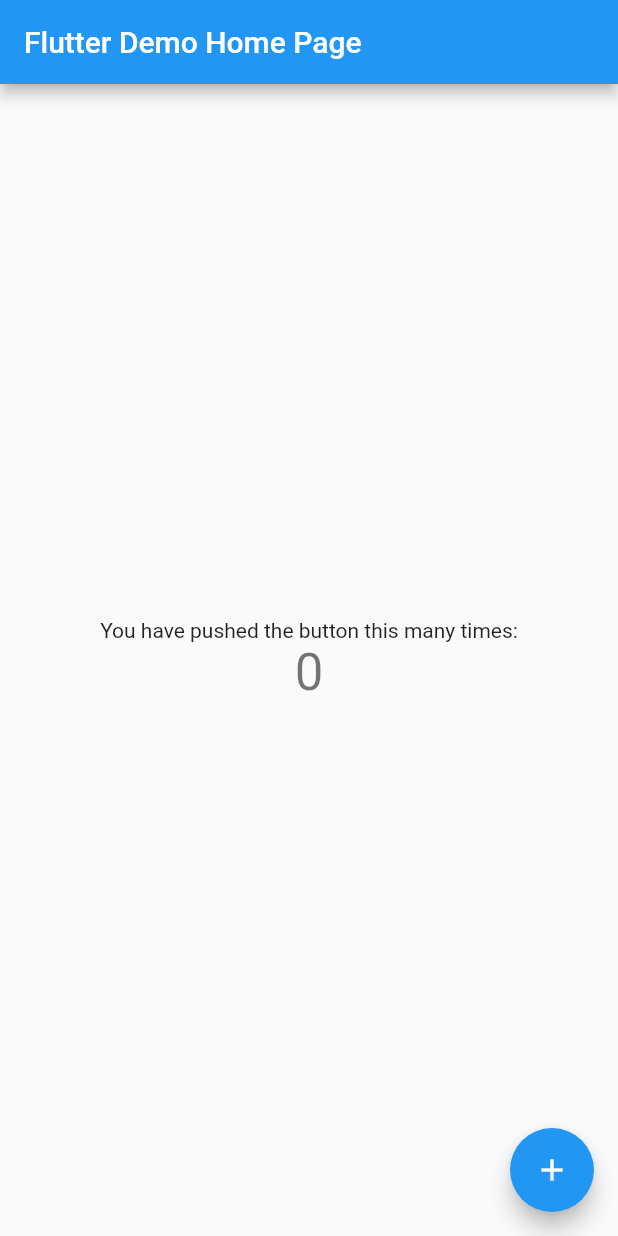
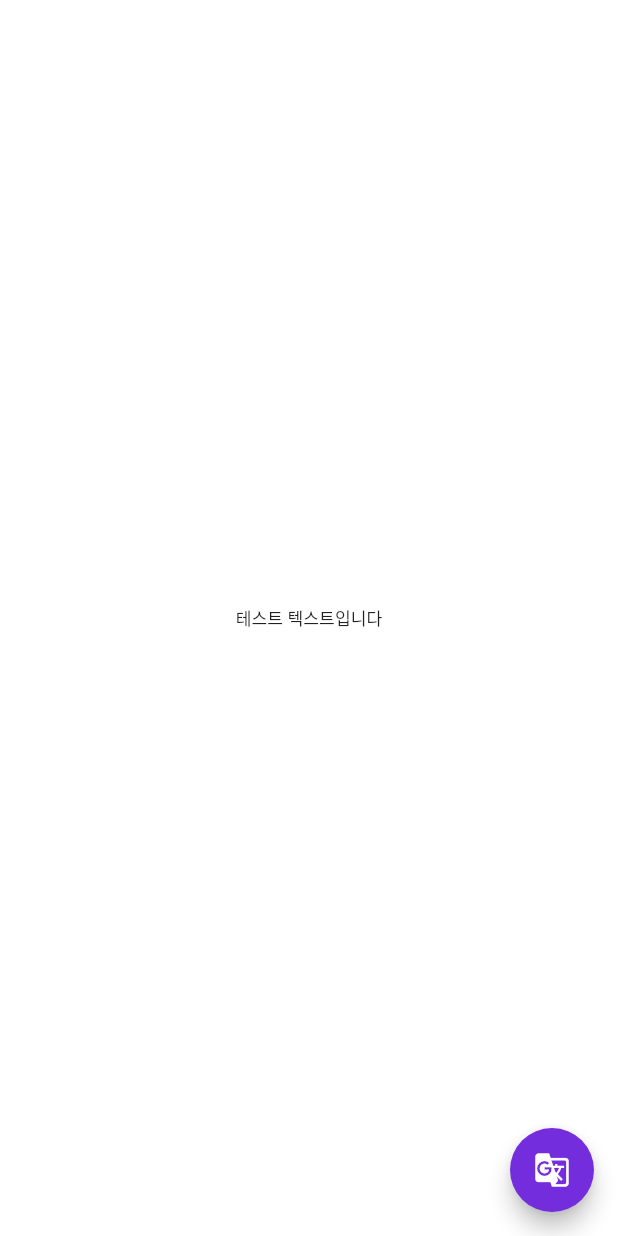
Before and after one commit to GiYeongUM/portfolio_web_flutter, a Flutter app: the screen it shows after launch, on a phone screen of 412 x 824 dp. Run offline on Flutter 3.47's test engine with Material 2 defaults, Android fonts, the phone set to English and light mode, and no system bars; our stand-ins replace flutter_easyloading, flutter_screenutil, get.

Commit message:
[update] 다크모드 및 테마데이터 추가

```diff
--- /dev/null
+++ b/lib/controller/splash_controller.dart
@@ -0,0 +1,6 @@
+
+import 'package:get/get.dart';
+
+class SplashController extends GetxController {
+
+}
--- a/lib/main.dart
+++ b/lib/main.dart
@@ -1,115 +1,40 @@
 import 'package:flutter/material.dart';
+import 'package:flutter_easyloading/flutter_easyloading.dart';
+import 'package:flutter_screenutil/flutter_screenutil.dart';
+import 'package:get/get.dart';
+import 'package:giyeong_um_porfolio_page/page/splash_page.dart';
+import 'package:giyeong_um_porfolio_page/translate.dart';
+
+import 'theme_data.dart';
 
 void main() {
-  runApp(const MyApp());
+  runApp(MyApp());
 }
 
 class MyApp extends StatelessWidget {
-  const MyApp({Key? key}) : super(key: key);
+  MyApp({Key? key}) : super(key: key);
+
+  var translateController = Get.put(TranslateController());
 
   // This widget is the root of your application.
   @override
   Widget build(BuildContext context) {
-    return MaterialApp(
-      title: 'Flutter Demo',
-      theme: ThemeData(
-        // This is the theme of your application.
-        //
-        // Try running your application with "flutter run". You'll see the
-        // application has a blue toolbar. Then, without quitting the app, try
-        // changing the primarySwatch below to Colors.green and then invoke
-        // "hot reload" (press "r" in the console where you ran "flutter run",
-        // or simply save your changes to "hot reload" in a Flutter IDE).
-        // Notice that the counter didn't reset back to zero; the application
-        // is not restarted.
-        primarySwatch: Colors.blue,
+    return ScreenUtilInit(
+      designSize: const Size(360, 690),
+      builder: (context) => GetMaterialApp(
+        title: "엄기영 | 포트폴리오",
+        builder: EasyLoading.init(builder: (context, widget) {
+          return MediaQuery(
+            data: MediaQuery.of(context).copyWith(textScaleFactor: 1.0),
+            child: widget!,
+          );
+        }),
+        theme: Themes.lightTheme,
+        darkTheme: Themes.darkTheme,
+        themeMode: ThemeMode.system,
+        debugShowCheckedModeBanner: false,
+        home: SplashPage(),
       ),
-      home: const MyHomePage(title: 'Flutter Demo Home Page'),
     );
   }
 }
-
-class MyHomePage extends StatefulWidget {
-  const MyHomePage({Key? key, required this.title}) : super(key: key);
-
-  // This widget is the home page of your application. It is stateful, meaning
-  // that it has a State object (defined below) that contains fields that affect
-  // how it looks.
-
-  // This class is the configuration for the state. It holds the values (in this
-  // case the title) provided by the parent (in this case the App widget) and
-  // used by the build method of the State. Fields in a Widget subclass are
-  // always marked "final".
-
-  final String title;
-
-  @override
-  State<MyHomePage> createState() => _MyHomePageState();
-}
-
-class _MyHomePageState extends State<MyHomePage> {
-  int _counter = 0;
-
-  void _incrementCounter() {
-    setState(() {
-      // This call to setState tells the Flutter framework that something has
-      // changed in this State, which causes it to rerun the build method below
-      // so that the display can reflect the updated values. If we changed
-      // _counter without calling setState(), then the build method would not be
-      // called again, and so nothing would appear to happen.
-      _counter++;
-    });
-  }
-
-  @override
-  Widget build(BuildContext context) {
-    // This method is rerun every time setState is called, for instance as done
-    // by the _incrementCounter method above.
-    //
-    // The Flutter framework has been optimized to make rerunning build methods
-    // fast, so that you can just rebuild anything that needs updating rather
-    // than having to individually change instances of widgets.
-    return Scaffold(
-      appBar: AppBar(
-        // Here we take the value from the MyHomePage object that was created by
-        // the App.build method, and use it to set our appbar title.
-        title: Text(widget.title),
-      ),
-      body: Center(
-        // Center is a layout widget. It takes a single child and positions it
-        // in the middle of the parent.
-        child: Column(
-          // Column is also a layout widget. It takes a list of children and
-          // arranges them vertically. By default, it sizes itself to fit its
-          // children horizontally, and tries to be as tall as its parent.
-          //
-          // Invoke "debug painting" (press "p" in the console, choose the
-          // "Toggle Debug Paint" action from the Flutter Inspector in Android
-          // Studio, or the "Toggle Debug Paint" command in Visual Studio Code)
-          // to see the wireframe for each widget.
-          //
-          // Column has various properties to control how it sizes itself and
-          // how it positions its children. Here we use mainAxisAlignment to
-          // center the children vertically; the main axis here is the vertical
-          // axis because Columns are vertical (the cross axis would be
-          // horizontal).
-          mainAxisAlignment: MainAxisAlignment.center,
-          children: <Widget>[
-            const Text(
-              'You have pushed the button this many times:',
-            ),
-            Text(
-              '$_counter',
-              style: Theme.of(context).textTheme.headline4,
-            ),
-          ],
-        ),
-      ),
-      floatingActionButton: FloatingActionButton(
-        onPressed: _incrementCounter,
-        tooltip: 'Increment',
-        child: const Icon(Icons.add),
-      ), // This trailing comma makes auto-formatting nicer for build methods.
-    );
-  }
-}
--- /dev/null
+++ b/lib/page/splash_page.dart
@@ -0,0 +1,37 @@
+import 'package:flutter/material.dart';
+import 'package:get/get.dart';
+import 'package:giyeong_um_porfolio_page/theme_data.dart';
+
+import '../controller/splash_controller.dart';
+import '../translate.dart';
+
+class SplashPage extends StatelessWidget {
+  SplashPage({Key? key}) : super(key: key);
+
+  var splashController = Get.put(SplashController());
+  var translateController = Get.find<TranslateController>();
+
+
+  @override
+  Widget build(BuildContext context) {
+    return Scaffold(
+      body: Container(
+        width: MediaQuery.of(context).size.width,
+        height: MediaQuery.of(context).size.height,
+        child: Column(
+          mainAxisAlignment: MainAxisAlignment.center,
+          children: [
+            Obx(() => Text(testText[translateController.language.value]!.substring(0, 10), style: medium10TextStyle),),
+          ],
+        ),
+      ),
+      floatingActionButton: FloatingActionButton(
+        onPressed: () {
+          translateController.translate();
+        },
+        child: const Icon(Icons.g_translate),
+
+      ),
+    );
+  }
+}
--- /dev/null
+++ b/lib/theme_data.dart
@@ -0,0 +1,138 @@
+import 'package:flutter/material.dart';
+import 'package:flutter/services.dart';
+
+import 'package:flutter_screenutil/flutter_screenutil.dart';
+
+
+// (Theme.of(context).brightness == Brightness.dark? gray_3a3a3aColor: white_efefefColor),
+double _mediumFontSize2x = 15.sp;
+double _mediumFontSize3x = 18.sp;
+double _mediumFontSize4x = 23.sp;
+double _mediumFontSize = 14.sp;
+double _smallFontSize2X = 12.sp;
+double _smallFontSize = 10.sp;
+double _buttonDefaultSize = 16.sp;
+double _largeFontSize2x = 32.sp;
+double _largeFontSize = 25.sp;
+
+
+const TextStyle _defaultTextStyle = TextStyle(fontFamily: 'NotoSans');
+const TextStyle _hanTextStyle = TextStyle(fontFamily: 'BlackHan');
+const _textColorDark = Colors.white;
+const _textColorLight = Colors.black;
+
+
+const gray_3a3a3aColor = Color(0xff3a3a3a); // 다크모드 배경색
+const white_efefefColor = Color(0xffffffff); // 라이트모드 배경색
+const textInput_light = Color(0xfff3f3f3);
+const textInput_dark = Color(0xff676767);
+const disable_color = Color(0xff8d8d8d);
+
+const textInput_border_disable = Color(0xffE0E0E0);
+const textInput_border_disable_dark = Color(0xff828282);
+const textInput_border_enable = Color(0xff9762E6);
+
+const primaryColor = Color(0xff742ddd);
+const secondColor = Color(0xffb6ff90);
+
+Color backGroundColorTheme(context){
+  return Theme.of(context).brightness == Brightness.light ? white_efefefColor : gray_3a3a3aColor;
+}
+
+const kakaoColor = Color(0xffFFE812);
+const naverColor = Color(0xff3BAE37);
+const facebookColor = Color(0xff374C85);
+
+
+
+TextStyle medium24TextStyle = _defaultTextStyle.copyWith(fontSize: _largeFontSize2x, fontWeight: FontWeight.w500);
+TextStyle medium14TextStyle = _defaultTextStyle.copyWith(fontSize: _mediumFontSize, fontWeight: FontWeight.w500);
+TextStyle medium12TextStyle = _defaultTextStyle.copyWith(fontSize: _smallFontSize2X, fontWeight: FontWeight.w500);
+TextStyle medium10TextStyle = _defaultTextStyle.copyWith(fontSize: _smallFontSize, fontWeight: FontWeight.w500);
+
+TextStyle regular14TextStyle = _defaultTextStyle.copyWith(fontSize: _mediumFontSize, fontWeight: FontWeight.w400);
+TextStyle regular12TextStyle = _defaultTextStyle.copyWith(fontSize: _smallFontSize2X, fontWeight: FontWeight.w400);
+TextStyle regular10TextStyle = _defaultTextStyle.copyWith(fontSize: _smallFontSize, fontWeight: FontWeight.w400);
+
+TextStyle nickNameBoldTextStyle = _defaultTextStyle.copyWith(fontSize: _mediumFontSize4x, fontWeight: FontWeight.bold);
+TextStyle tileBoldTextStyle = _defaultTextStyle.copyWith(fontSize: _mediumFontSize2x, fontWeight: FontWeight.bold);
+TextStyle tileBoldTextStyleLarge = _defaultTextStyle.copyWith(fontSize: _mediumFontSize3x, fontWeight: FontWeight.bold);
+TextStyle tileRegularTextStyle = _defaultTextStyle.copyWith(fontSize: _mediumFontSize);
+TextStyle tilePrimaryRegularTextStyle = _defaultTextStyle.copyWith(fontSize: _mediumFontSize, fontWeight: FontWeight.bold, color: primaryColor);
+TextStyle clothesBoldTextStyle = _defaultTextStyle.copyWith(fontSize: _mediumFontSize2x, fontWeight: FontWeight.bold);
+TextStyle clothesRegularTextStyle = _defaultTextStyle.copyWith(fontSize: _mediumFontSize);
+TextStyle clothesPrimaryTextStyle = _defaultTextStyle.copyWith(fontSize: _mediumFontSize2x, fontWeight: FontWeight.bold, color: primaryColor);
+
+
+
+TextStyle buttonPrimaryTextStyle = _defaultTextStyle.copyWith(fontSize: _buttonDefaultSize, fontWeight: FontWeight.bold, color: Colors.white);
+TextStyle buttonTextStyle = _defaultTextStyle.copyWith(fontSize: _buttonDefaultSize, fontWeight: FontWeight.bold);
+TextStyle buttonPrimaryBoldTextStyle = _defaultTextStyle.copyWith(fontSize: _buttonDefaultSize, color: primaryColor, fontWeight: FontWeight.bold);
+TextStyle appBarTextStyle = _defaultTextStyle.copyWith(fontSize: _largeFontSize, fontWeight: FontWeight.bold, color: Colors.white);
+
+TextStyle hanStyleCount = _defaultTextStyle.copyWith(fontSize: _mediumFontSize2x, fontWeight: FontWeight.bold);
+
+TextStyle hanStyleDark = _hanTextStyle.copyWith(fontSize: _largeFontSize, color: _textColorDark);
+TextStyle hanStyleLight = _hanTextStyle.copyWith(fontSize: _largeFontSize,  color: _textColorLight);
+
+class Themes {
+
+  static final darkTheme = ThemeData(
+      brightness: Brightness.dark,
+      primaryColor: primaryColor,
+      floatingActionButtonTheme: const FloatingActionButtonThemeData(
+        backgroundColor: Colors.white,
+        foregroundColor: primaryColor,
+      ),
+      bottomNavigationBarTheme: const BottomNavigationBarThemeData(
+        backgroundColor: gray_3a3a3aColor,
+        selectedIconTheme: IconThemeData(color: Colors.white, opacity: 1),
+        unselectedIconTheme: IconThemeData(
+          color: Colors.white,
+          opacity: 0.5,
+        ),
+      ),
+      appBarTheme: AppBarTheme(
+          backwardsCompatibility: false,
+          systemOverlayStyle:
+              const SystemUiOverlayStyle(statusBarColor: Colors.black),
+          color: Colors.black,
+          shadowColor: Colors.black.withOpacity(0.8),
+          elevation: 5,
+          titleTextStyle: appBarTextStyle,
+          iconTheme: const IconThemeData(
+            color: Colors.white,
+          )),
+      buttonTheme: const ButtonThemeData(
+        buttonColor: primaryColor,
+        disabledColor: Colors.grey,
+      ));
+  static final lightTheme = ThemeData(
+      brightness: Brightness.light,
+      primaryColor: primaryColor,
+      scaffoldBackgroundColor: white_efefefColor,
+      floatingActionButtonTheme: const FloatingActionButtonThemeData(
+        backgroundColor: primaryColor,
+        foregroundColor: Colors.white,
+      ),
+      bottomNavigationBarTheme: const BottomNavigationBarThemeData(
+        backgroundColor: Colors.white,
+        selectedIconTheme: IconThemeData(color: primaryColor, opacity: 1),
+        unselectedIconTheme: IconThemeData(
+          color: Colors.grey,
+          opacity: 0.7,
+        ),
+      ),
+      appBarTheme: AppBarTheme(
+          backwardsCompatibility: false,
+          systemOverlayStyle: const SystemUiOverlayStyle(statusBarColor: primaryColor),
+          color: primaryColor,
+          titleTextStyle: appBarTextStyle,
+          iconTheme: const IconThemeData(
+            color: Colors.white,
+          )),
+      buttonTheme: const ButtonThemeData(
+        buttonColor: primaryColor,
+        disabledColor: Colors.grey,
+      ));
+}
--- /dev/null
+++ b/lib/translate.dart
@@ -0,0 +1,18 @@
+import 'package:get/get.dart';
+
+
+var testText = {'kr': "테스트 텍스트입니다.", 'en': "This is test text."};
+
+class TranslateController extends GetxController {
+  var language = "kr".obs;
+
+
+  void translate(){
+    if(language.value == "kr") {
+      language.value = "en";
+    } else {
+      language.value = "kr";
+    }
+  }
+
+}
```
Also changed, not shown: assets/fonts/Black_Han_Sans/OFL.txt (added, +93 -0 lines), assets/fonts/Noto_Sans_KR/OFL.txt (added, +93 -0 lines), pubspec.yaml (+16 -12 lines), assets/fonts/Black_Han_Sans/BlackHanSans-Regular.ttf (added), pubspec.lock, 8 other files.
